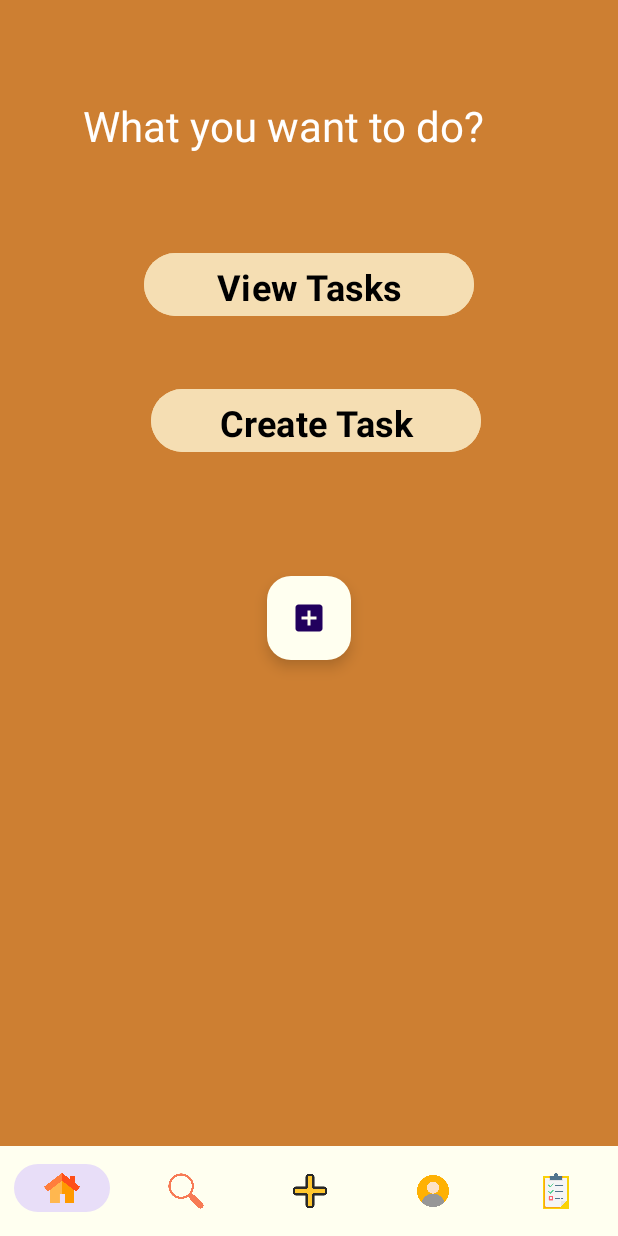
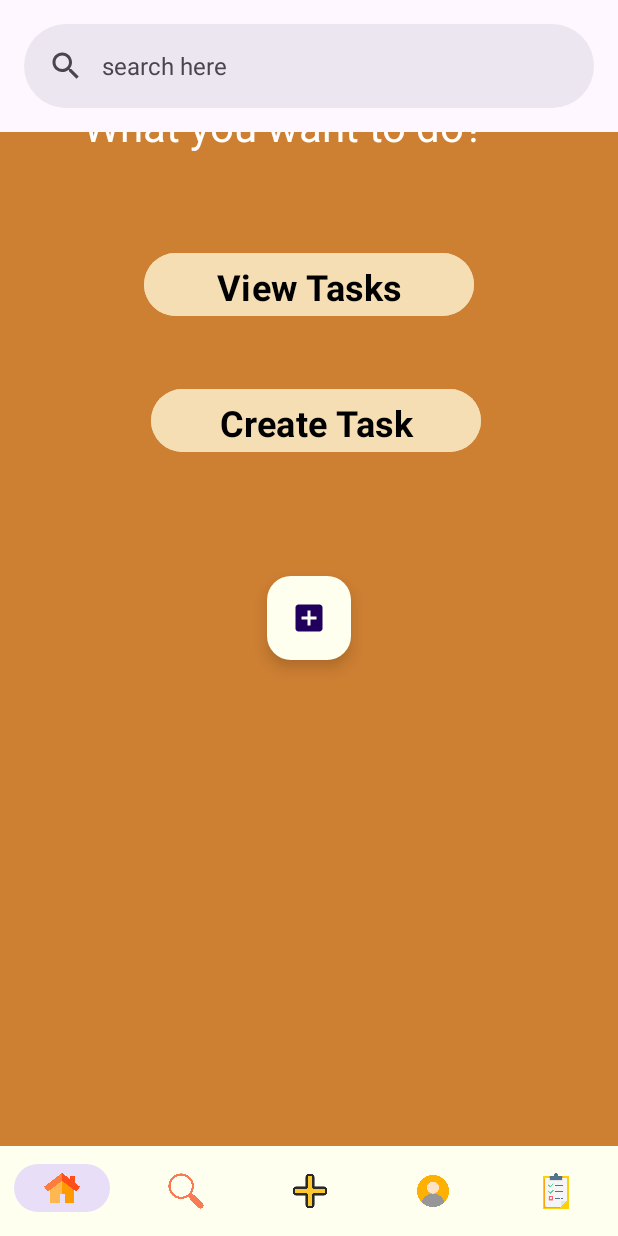
Before and after one commit to singhaditi2004/Task-Manager, an Android app: the MainActivity screen opened directly, with no data from a screen before it, on a phone screen of 412 x 824 dp. Run offline under Robolectric (Android 15) with nearby library versions, the phone set to English and light mode, and no system bars; Roboto replaces fonts that are not available here.

```diff
--- a/app/src/main/res/layout/activity_main.xml
+++ b/app/src/main/res/layout/activity_main.xml
@@ -89,4 +89,25 @@
         app:layout_constraintTop_toTopOf="parent"
         app:srcCompat="@drawable/add" />
 
+    <androidx.core.widget.NestedScrollView
+        android:id="@+id/nestedScrollView"
+        android:layout_width="match_parent"
+        android:layout_height="match_parent"
+        app:layout_behavior="@string/searchbar_scrolling_view_behavior">
+        <!-- Screen content goes here. -->
+        <com.google.android.material.appbar.AppBarLayout
+            android:id="@+id/appBarLayout"
+            android:layout_width="match_parent"
+            android:layout_height="wrap_content">
+
+            <com.google.android.material.search.SearchBar
+                android:id="@+id/search_bar"
+                android:layout_width="match_parent"
+                android:layout_height="wrap_content"
+                android:hint="search here" />
+        </com.google.android.material.appbar.AppBarLayout>
+
+    </androidx.core.widget.NestedScrollView>
+
+
 </androidx.constraintlayout.widget.ConstraintLayout>
```
Also changed, not shown: app/src/main/res/drawable/search1.png (added).
